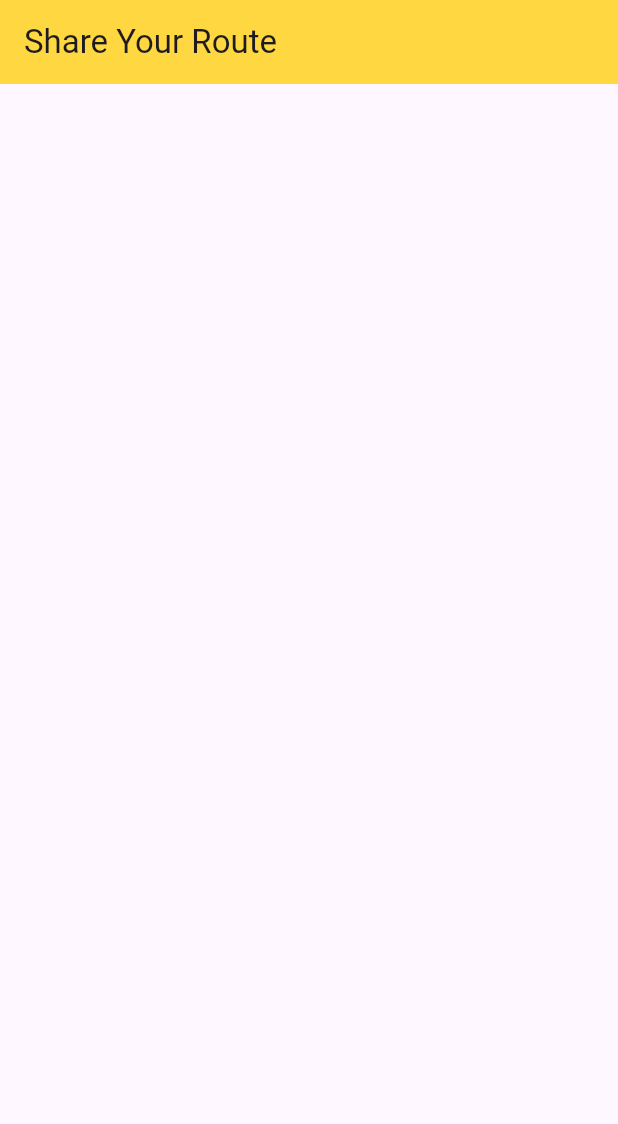
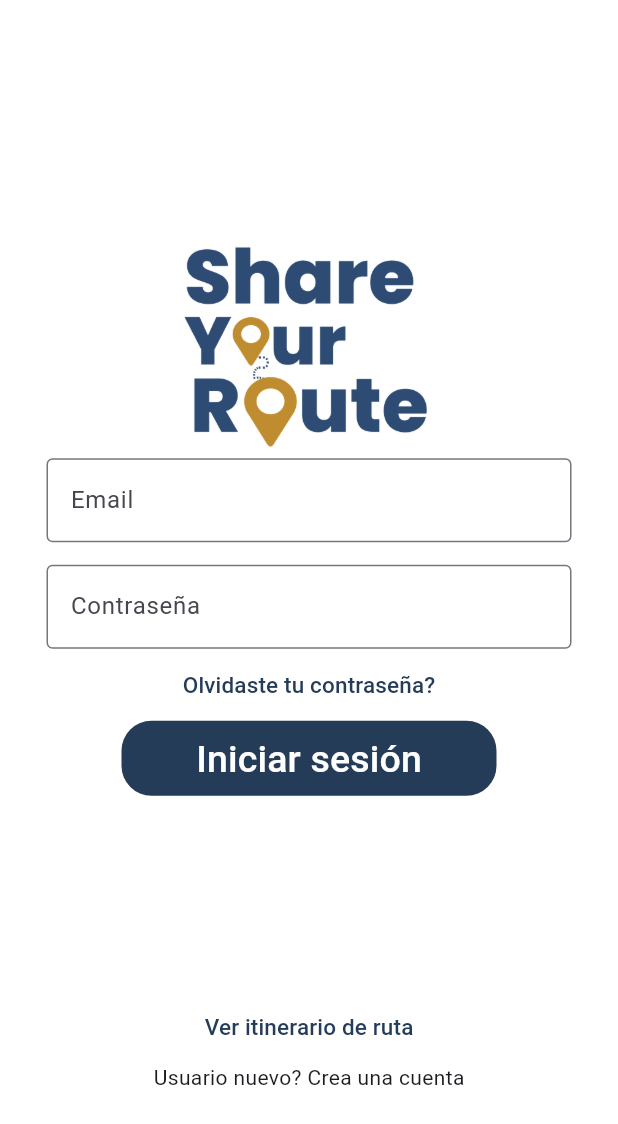
Before and after one commit to RobertoPatino1/T6_SoftEng2_Front, a Flutter app: the screen it shows after launch, on a phone screen of 412 x 824 dp. Shown: the top 1124 px of the screen. Run offline on Flutter 3.47's test engine with Material 3 defaults, Android fonts, the phone set to English and light mode, and no system bars.

Commit message:
agregada clase de itinerarioRuta

```diff
--- a/share_your_route_front/lib/main.dart
+++ b/share_your_route_front/lib/main.dart
@@ -1,19 +1,122 @@
+// ignore_for_file: prefer_const_constructors, prefer_const_literals_to_create_immutables
+
 import 'package:flutter/material.dart';
+import 'package:share_your_route_front/home.dart';
+import 'package:share_your_route_front/itinerarioRuta.dart';
 
-void main() {
-  runApp(MyApp());
+void main() => runApp(MaterialApp(
+      debugShowCheckedModeBanner: false,
+      home: LoginPage(),
+    ));
+
+class LoginPage extends StatefulWidget {
+  @override
+  _LoginPageState createState() => _LoginPageState();
 }
 
-class MyApp extends StatelessWidget {
-  const MyApp({super.key});
-
+class _LoginPageState extends State<LoginPage> {
   @override
   Widget build(BuildContext context) {
-    return MaterialApp(
-      home: Scaffold(
-        appBar: AppBar(
-          backgroundColor: Colors.amberAccent,
-          title: const Text("Share Your Route"),
+    return Scaffold(
+      backgroundColor: Colors.white,
+      body: Center(
+        child: SingleChildScrollView(
+          child: Padding(
+            padding: const EdgeInsets.all(16.0),
+            child: Column(
+              mainAxisAlignment: MainAxisAlignment.center,
+              mainAxisSize: MainAxisSize.min,
+              children: <Widget>[
+                Padding(
+                  padding: const EdgeInsets.only(top: 60.0),
+                  child: Center(
+                    child: Container(
+                      width: 200,
+                      height: 150,
+                      child: Image.asset('asset/images/logo.png'),
+                    ),
+                  ),
+                ),
+                Padding(
+                  padding: EdgeInsets.symmetric(horizontal: 15),
+                  child: TextField(
+                    decoration: InputDecoration(
+                      border: OutlineInputBorder(),
+                      labelText: 'Email',
+                      hintText: 'Email válido como: abc@gmail.com',
+                    ),
+                  ),
+                ),
+                Padding(
+                  padding: const EdgeInsets.only(
+                    left: 15.0,
+                    right: 15.0,
+                    top: 15,
+                  ),
+                  child: TextField(
+                    obscureText: true,
+                    decoration: InputDecoration(
+                      border: OutlineInputBorder(),
+                      labelText: 'Contraseña',
+                      hintText: 'Ingrese una contraseña segura',
+                    ),
+                  ),
+                ),
+                TextButton(
+                  onPressed: () {
+                    //TODO FORGOT PASSWORD SCREEN GOES HERE
+                  },
+                  child: Text(
+                    'Olvidaste tu contraseña?',
+                    style: TextStyle(
+                      color: Color.fromRGBO(37, 60, 89, 1),
+                      fontSize: 15,
+                    ),
+                  ),
+                ),
+                Container(
+                  height: 50,
+                  width: 250,
+                  decoration: BoxDecoration(
+                    color: Color.fromRGBO(37, 60, 89, 1),
+                    borderRadius: BorderRadius.circular(20),
+                  ),
+                  child: TextButton(
+                    onPressed: () {
+                      Navigator.push(
+                        context,
+                        MaterialPageRoute(builder: (_) => HomePage()),
+                      );
+                    },
+                    child: Text(
+                      'Iniciar sesión',
+                      style: TextStyle(
+                        color: Colors.white,
+                        fontSize: 25,
+                      ),
+                    ),
+                  ),
+                ),
+                SizedBox(height: 130),
+                TextButton(
+                  onPressed: () {
+                    Navigator.push(
+                      context,
+                      MaterialPageRoute(builder: (_) => ItinerarioRuta()),
+                    );
+                  },
+                  child: Text(
+                    'Ver itinerario de ruta',
+                    style: TextStyle(
+                      color: Color.fromRGBO(37, 60, 89, 1),
+                      fontSize: 15,
+                    ),
+                  ),
+                ),
+                Text('Usuario nuevo? Crea una cuenta'),
+              ],
+            ),
+          ),
         ),
       ),
     );
```
Also changed, not shown: share_your_route_front/lib/home.dart (added, +142 -0 lines), share_your_route_front/lib/itinerarioRuta.dart (added, +149 -0 lines), share_your_route_front/pubspec.yaml (+3 -4 lines), share_your_route_front/asset/images/cotopaxi.jpg (added), share_your_route_front/asset/images/logo.png (added), 1 other file.
